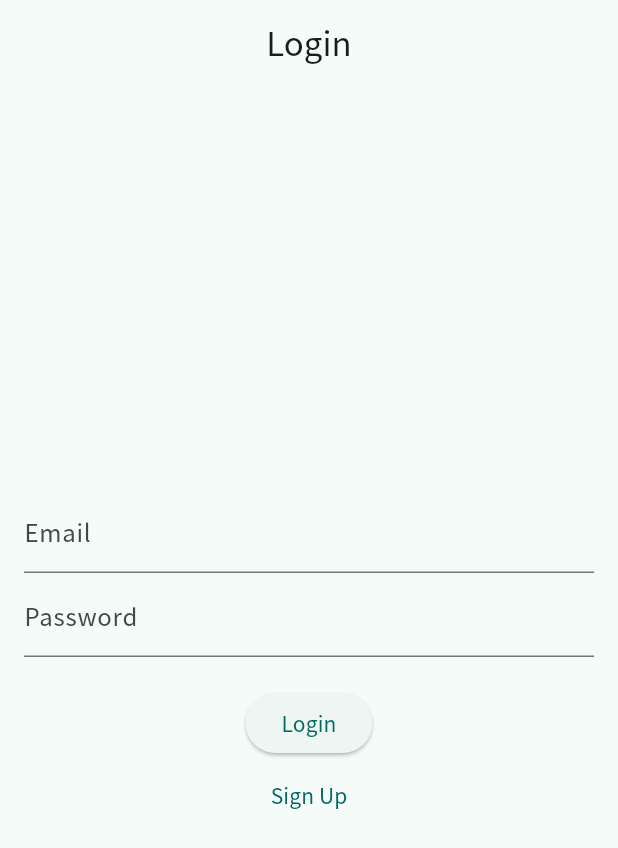
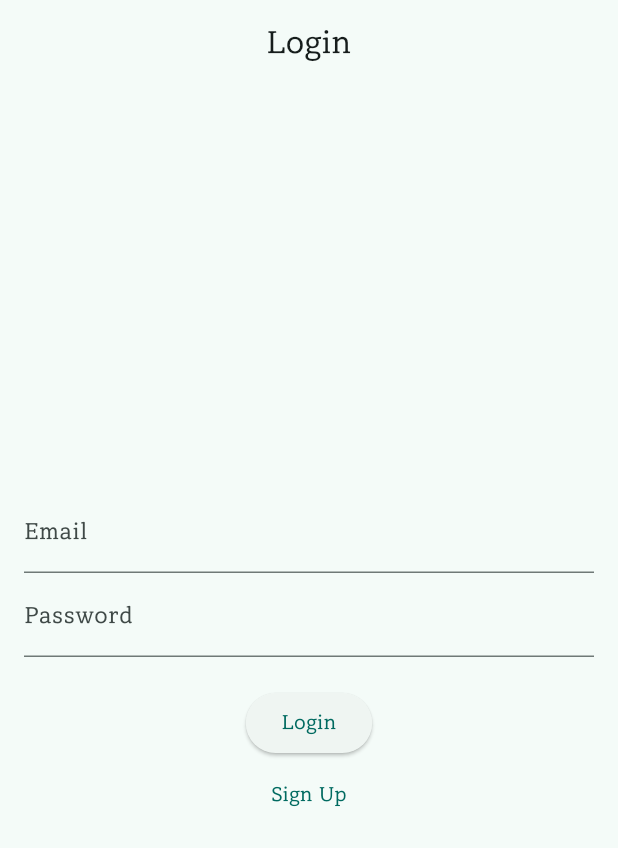
Before and after one commit to TRY-growth/FE, a Flutter app: the screen it shows after launch, on a phone screen of 412 x 824 dp. Shown: the top 848 px of the screen. Run offline on Flutter 3.47's test engine with Material 3 defaults, Android fonts, the phone set to English and light mode, and no system bars; statements that could not run were skipped.

Commit message:
refactor: Update font family to 'Ridibatang'

```diff
--- a/try_app/lib/main.dart
+++ b/try_app/lib/main.dart
@@ -1,7 +1,5 @@
 import 'package:provider/provider.dart';
-
 import 'package:flutter/material.dart';
-import 'package:google_fonts/google_fonts.dart';
 
 import 'src/view/auth/login_view.dart';
 import 'src/view/auth/signup_view.dart';
@@ -54,9 +52,9 @@ class MyApp extends StatelessWidget {
 
   @override
   Widget build(BuildContext context) {
-    final textTheme = GoogleFonts.notoSansKrTextTheme(
-      Theme.of(context).textTheme,
-    );
+    final textTheme = Theme.of(context).textTheme.apply(
+          fontFamily: 'Ridibatang',
+        );
 
     return MaterialApp(
       debugShowCheckedModeBanner: false,
--- a/try_app/pubspec.yaml
+++ b/try_app/pubspec.yaml
@@ -22,3 +22,7 @@ dev_dependencies:
 
 flutter:
   uses-material-design: true
+  fonts:
+    - family: Ridibatang
+      fonts:
+        - asset: assets/fonts/RIDIBatang.otf
```
Also changed, not shown: try_app/assets/fonts/RIDIBatang.otf (added).
